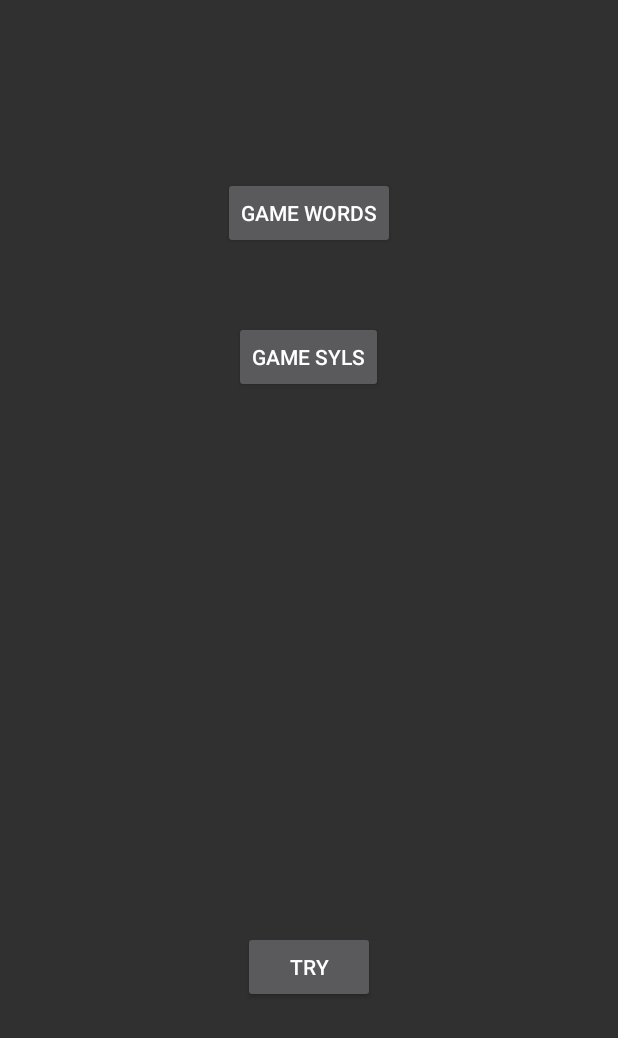
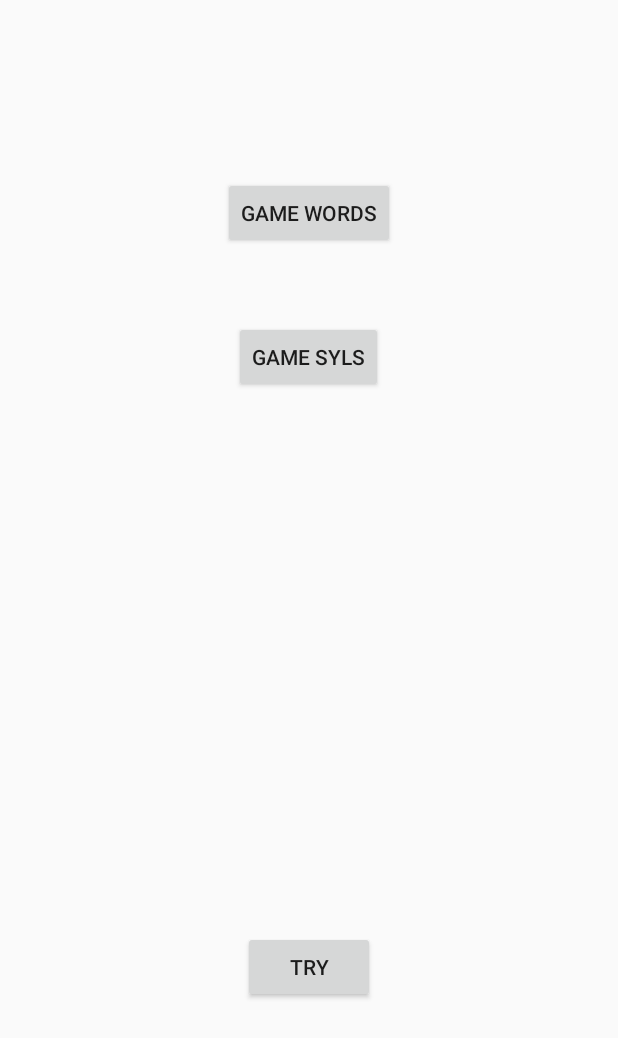
Before and after one commit to shellybekhor/Dexi, an Android app: the screen it shows after launch (MainActivity), on a phone screen of 412 x 824 dp. Shown: the top 1038 px of the screen. Run offline under Robolectric (Android 15) with nearby library versions, the phone set to English and light mode, and no system bars.

Commit message:
update game words

```diff
--- a/app/src/main/AndroidManifest.xml
+++ b/app/src/main/AndroidManifest.xml
@@ -8,7 +8,7 @@
         android:label="@string/app_name"
         android:roundIcon="@mipmap/ic_launcher_round"
         android:supportsRtl="true"
-        android:theme="@style/Theme.AppCompat.NoActionBar">
+        android:theme="@style/Theme.AppCompat.Light.NoActionBar.FullScreen">
         <activity android:name=".MainActivity">
             <intent-filter>
                 <action android:name="android.intent.action.MAIN" />
--- a/app/src/main/res/values/styles.xml
+++ b/app/src/main/res/values/styles.xml
@@ -1,5 +1,10 @@
 <resources>
-
+    <style name="Theme.AppCompat.Light.NoActionBar.FullScreen" parent="@style/Theme.AppCompat.Light">
+        <item name="android:windowNoTitle">true</item>
+        <item name="android:windowActionBar">false</item>
+        <item name="android:windowFullscreen">true</item>
+        <item name="android:windowContentOverlay">@null</item>
+    </style>
     <!-- Base application theme. -->
     <style name="AppTheme" parent="Theme.AppCompat.Light.DarkActionBar">
         <!-- Customize your theme here. -->
```
